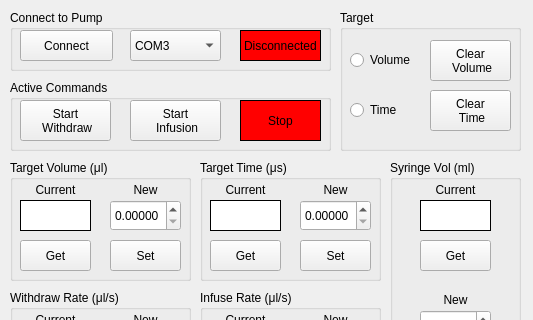
Before: the Qt Designer form src/manualpumpcontrol.ui in TimSamuelsen/CLIP3DPrinterGUI, drawn with Qt 5; both pictures show x 0 to 533 and y 0 to 320 of the 533 by 700 pixel window.
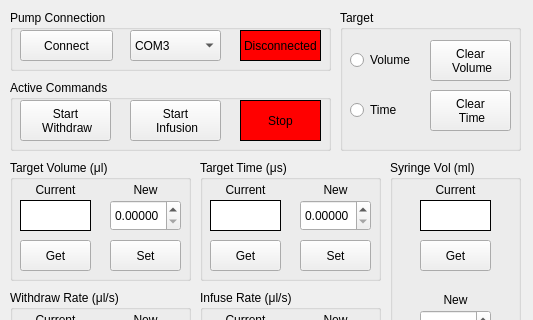
After: the same form once the commit is applied.

Commit message: updating graph for iclip and testing position feedback formatting for iclip

The edit to the form file:
```diff
--- a/src/manualpumpcontrol.ui
+++ b/src/manualpumpcontrol.ui
@@ -90,7 +90,7 @@
     </rect>
    </property>
    <property name="title">
-    <string>Connect to Pump</string>
+    <string>Pump Connection</string>
    </property>
    <widget class="QComboBox" name="COMSelect">
     <property name="geometry">
```
The commit also changes 2 other files.
